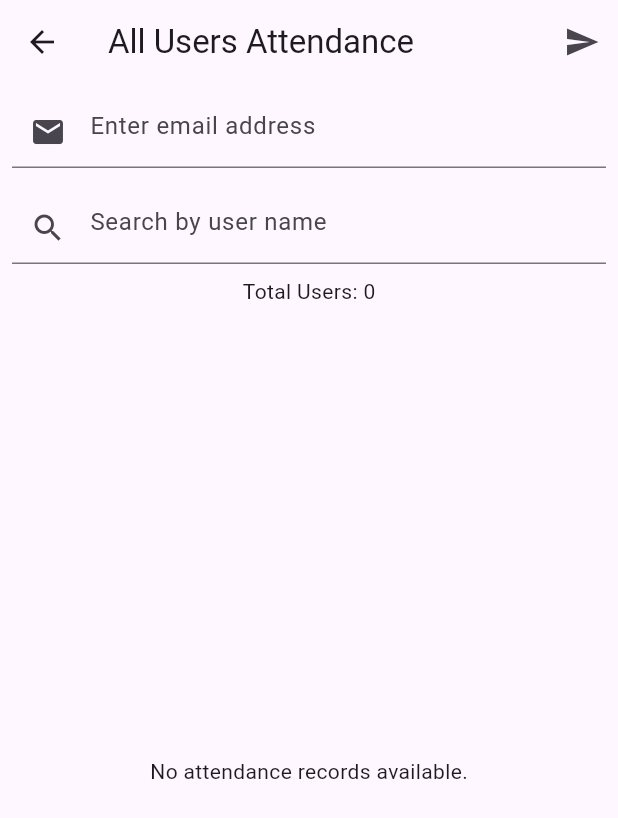
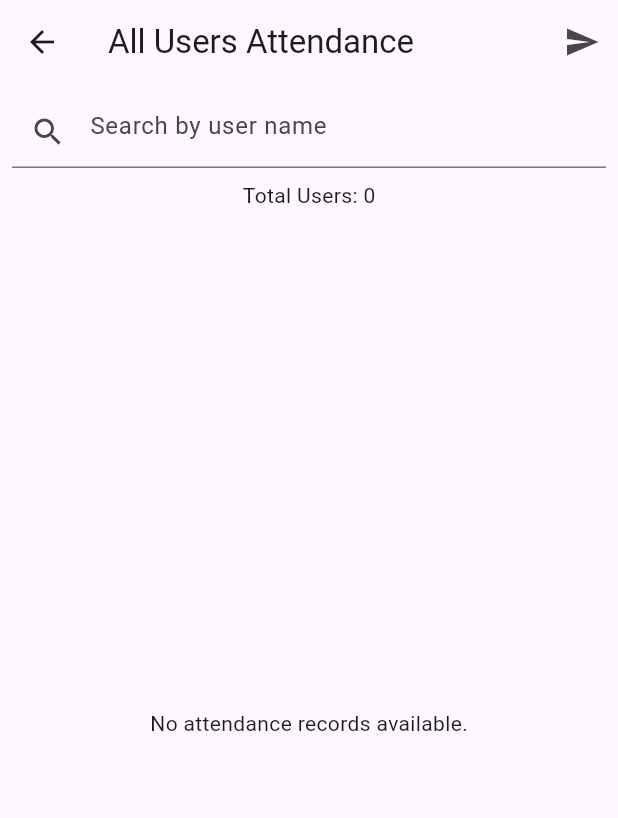
Before and after one commit to tarun6078/GbVidyarythi, a Flutter app: the UsersAttendancePage screen opened directly, on a phone screen of 412 x 824 dp. Shown: the top 818 px of the screen. Run offline on Flutter 3.47's test engine with Material 3 defaults, Android fonts, the light colour scheme and no system bars; our stand-ins replace cloud_firestore, csv, firebase_auth, firebase_core, firebase_messaging, fluttertoast and 4 more; missing offline and left inert: firebaselog, flutter_email_sender; accounts and stored records are empty; statements that could not run were skipped.

Commit message:
no  email textfield

```diff
--- a/firestore vidya/lib/screens/geofencing.dart
+++ b/firestore vidya/lib/screens/geofencing.dart
@@ -858,7 +858,7 @@ class _UsersAttendancePageState extends State<UsersAttendancePage> {
 
     String csv = const ListToCsvConverter().convert(csvData);
     final Email emailToSend = Email(
-      body: 'Attached is the attendance data in CSV format.',
+      body: 'User attendance data in CSV format.',
       subject: 'Attendance Data',
       recipients: [email],
       attachmentPaths: [await _writeCsvToFile(csv)],
@@ -902,17 +902,6 @@ class _UsersAttendancePageState extends State<UsersAttendancePage> {
       body: Column(
         children: [
           Padding(
-            padding: const EdgeInsets.all(8.0),
-            child: TextField(
-              controller: _emailController,
-              decoration: InputDecoration(
-                hintText: 'Enter email address',
-                prefixIcon: Icon(Icons.email),
-              ),
-            ),
-          ),
-
-      Padding(
       padding: const EdgeInsets.all(8.0),
       child: TextField(
         decoration: InputDecoration(
```
